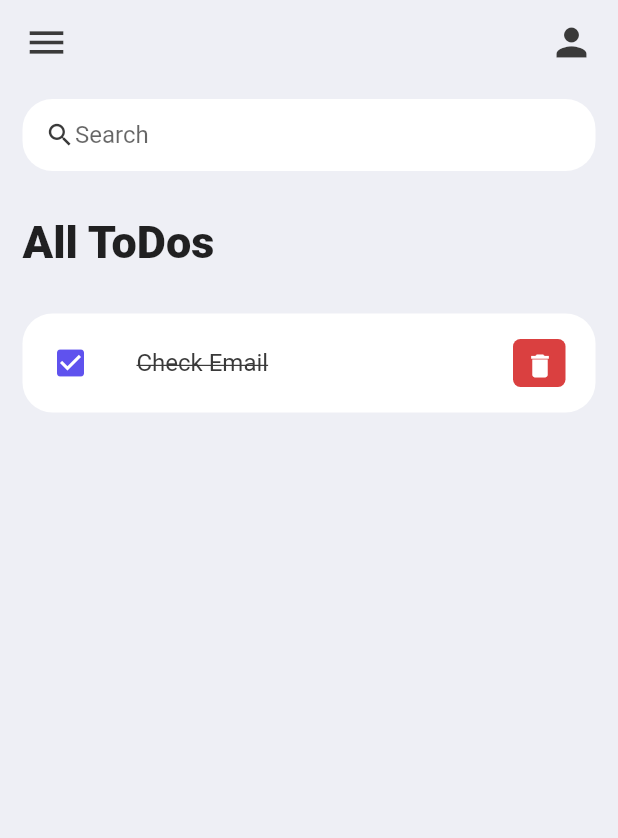
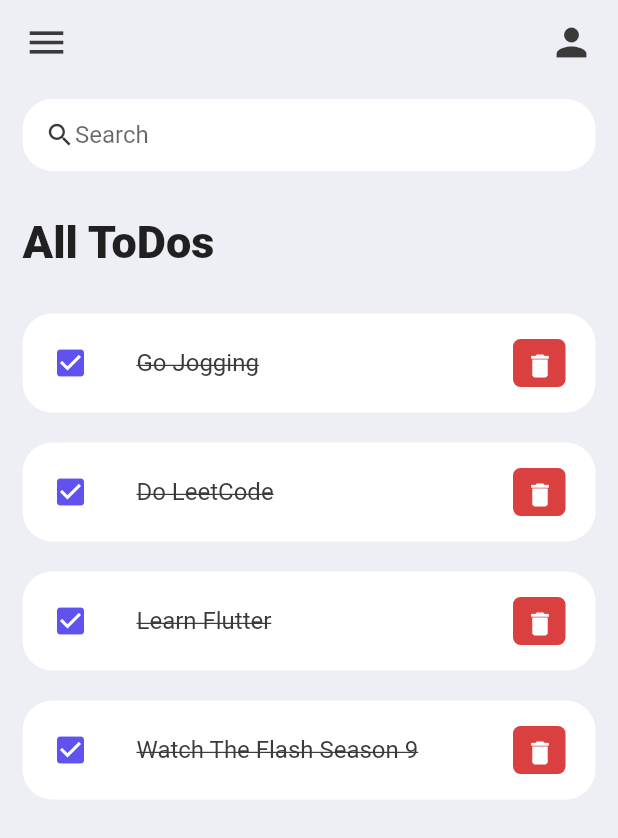
Before and after one commit to LieutPaul/Learning-Flutter, a Flutter app: the screen it shows after launch, on a phone screen of 412 x 824 dp. Shown: the top 838 px of the screen. Run offline on Flutter 3.47's test engine with Material 2 defaults, Android fonts, the phone set to English and light mode, and no system bars.

Commit message:
Created todo class and list of todos

```diff
--- /dev/null
+++ b/to_do_app/lib/model/todo.dart
@@ -0,0 +1,16 @@
+class ToDo {
+  String? id;
+  String? todoText;
+  bool isDone;
+
+  ToDo({required this.id, required this.todoText, this.isDone = false});
+
+  static List<ToDo> firstToDoList() {
+    return [
+      ToDo(id: '01', todoText: "Go Jogging"),
+      ToDo(id: '02', todoText: "Do LeetCode"),
+      ToDo(id: '03', todoText: "Learn Flutter"),
+      ToDo(id: '04', todoText: "Watch The Flash Season 9"),
+    ];
+  }
+}
--- a/to_do_app/lib/screens/home.dart
+++ b/to_do_app/lib/screens/home.dart
@@ -1,6 +1,9 @@
 import 'package:flutter/material.dart';
 import 'package:to_do_app/constants/constants.dart';
+import 'package:to_do_app/model/todo.dart';
 import 'package:to_do_app/widgets/todo_item.dart';
+
+final toDoList = ToDo.firstToDoList();
 
 class Home extends StatelessWidget {
   const Home({super.key});
@@ -24,7 +27,10 @@ class Home extends StatelessWidget {
                         style: TextStyle(
                             fontSize: 30, fontWeight: FontWeight.w800),
                       )),
-                  ToDoItem()
+                  for (ToDo toDo in toDoList)
+                    ToDoItem(
+                      toDo: toDo,
+                    )
                 ],
               ))
             ])));
--- a/to_do_app/lib/widgets/todo_item.dart
+++ b/to_do_app/lib/widgets/todo_item.dart
@@ -1,27 +1,33 @@
 import 'package:flutter/material.dart';
 import 'package:to_do_app/constants/constants.dart';
+import 'package:to_do_app/model/todo.dart';
 
 class ToDoItem extends StatelessWidget {
-  const ToDoItem({super.key});
+  final ToDo toDo;
+  const ToDoItem({super.key, required this.toDo});
 
   @override
   Widget build(BuildContext context) {
-    return ListTile(
+    return Container(
+        margin: const EdgeInsets.only(bottom: 20),
+        child: ListTile(
           onTap: () => {},
-      shape: RoundedRectangleBorder(borderRadius: BorderRadius.circular(20)),
+          shape:
+              RoundedRectangleBorder(borderRadius: BorderRadius.circular(20)),
           tileColor: Colors.white,
           leading: const Icon(
             Icons.check_box,
             color: tdBlue,
           ),
-      title: const Text(
-        "Check Email",
-        style: TextStyle(
+          title: Text(
+            toDo.todoText!,
+            style: const TextStyle(
                 fontSize: 16,
                 color: tdBlack,
                 decoration: TextDecoration.lineThrough),
           ),
-      contentPadding: const EdgeInsets.symmetric(vertical: 5, horizontal: 20),
+          contentPadding:
+              const EdgeInsets.symmetric(vertical: 5, horizontal: 20),
           trailing: Container(
               padding: const EdgeInsets.all(0),
               margin: const EdgeInsets.symmetric(vertical: 12),
@@ -36,6 +42,6 @@ class ToDoItem extends StatelessWidget {
                     20, // You need to set the size of your icon with size attribute for it to be centered
                 onPressed: () => {},
               )),
-    );
+        ));
   }
 }
```
Lines whose indentation alone changed are shown as unchanged.
